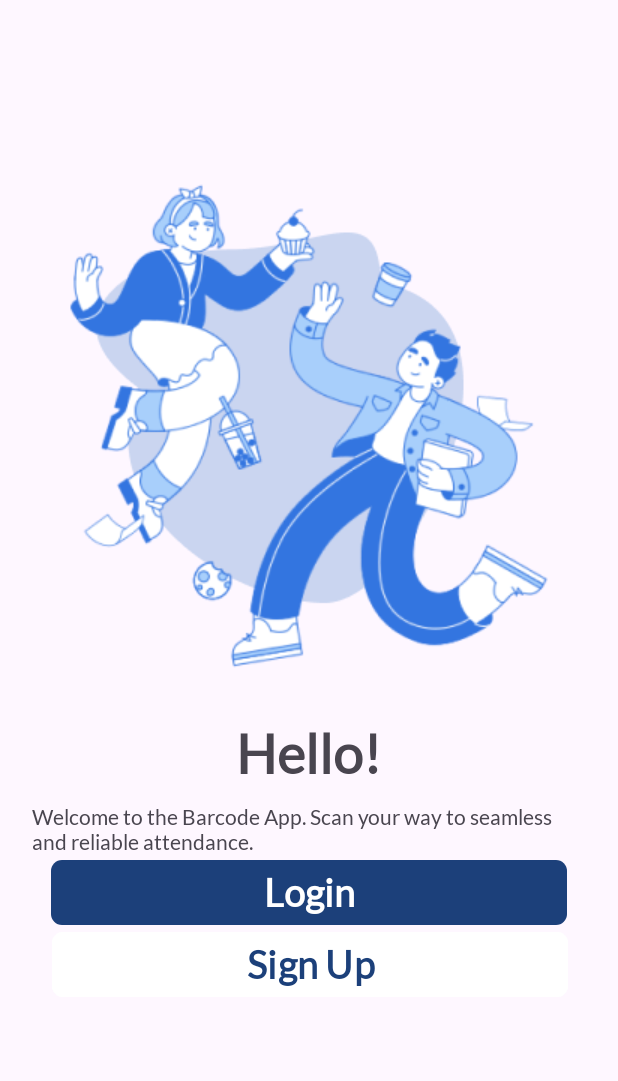
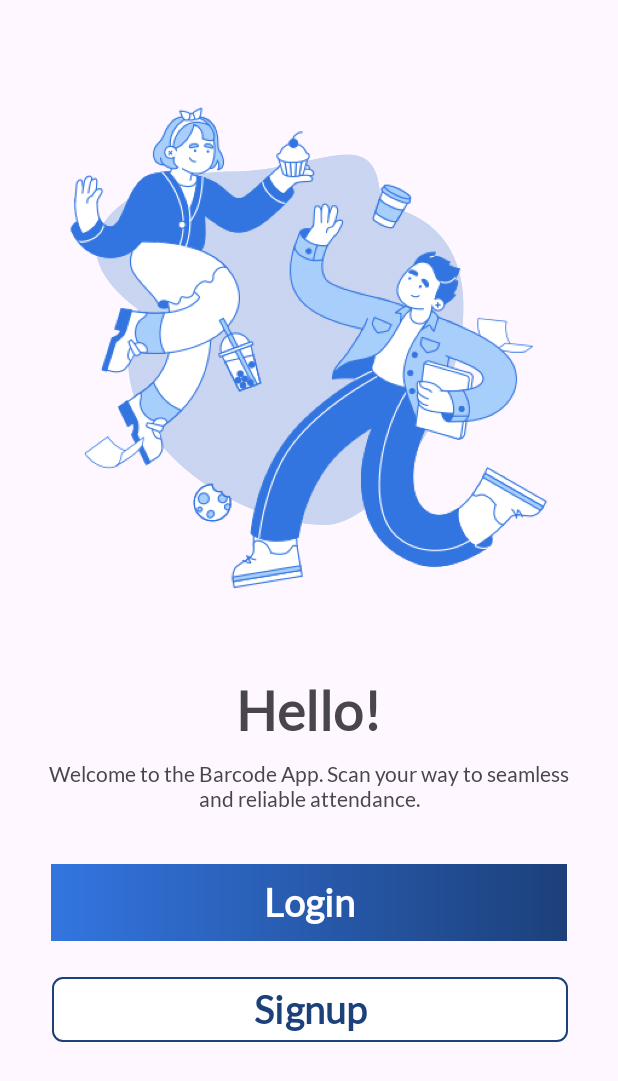
Before and after one commit to GeZaM8/BarCode, an Android app: the layout activity_main.xml on its own in the app's theme, with its tools: preview values and no code run, on a phone screen of 412 x 824 dp. Shown: the top 1081 px of the screen. Run offline under Robolectric (Android 15) with nearby library versions, the phone set to English and light mode, and no system bars.

Commit message:
before login page

```diff
--- /dev/null
+++ b/app/src/main/res/drawable/btn_gradient.xml
@@ -0,0 +1,8 @@
+<?xml version="1.0" encoding="utf-8"?>
+<shape xmlns:android="http://schemas.android.com/apk/res/android">
+    <gradient
+        android:type="linear"
+        android:startColor="@color/blue2"
+        android:endColor="@color/blue"
+        android:angle="0" />
+</shape>
--- a/app/src/main/res/layout/activity_main.xml
+++ b/app/src/main/res/layout/activity_main.xml
@@ -10,8 +10,8 @@
     <ImageView
         android:id="@+id/imageView"
         android:layout_width="wrap_content"
-        android:layout_height="wrap_content"
-        android:layout_marginTop="100dp"
+        android:layout_height="368dp"
+        android:layout_marginTop="48dp"
         app:layout_constraintStart_toStartOf="parent"
         app:layout_constraintTop_toTopOf="parent"
         app:srcCompat="@drawable/gambar_1" />
@@ -20,7 +20,7 @@
         android:id="@+id/HelloText"
         android:layout_width="wrap_content"
         android:layout_height="wrap_content"
-        android:layout_marginTop="12dp"
+        android:layout_marginTop="35dp"
         android:text="Hello!"
         android:textAlignment="center"
         android:textSize="36sp"
@@ -35,6 +35,7 @@
         android:layout_height="wrap_content"
         android:layout_marginTop="12dp"
         android:text="Welcome to the Barcode App. Scan your way to seamless and reliable attendance."
+        android:textAlignment="center"
         app:layout_constraintEnd_toEndOf="parent"
         app:layout_constraintStart_toStartOf="parent"
         app:layout_constraintTop_toBottomOf="@+id/HelloText" />
@@ -42,11 +43,14 @@
     <com.google.android.material.button.MaterialButton
         android:id="@+id/btnLogin"
         android:layout_width="344dp"
-        android:layout_height="wrap_content"
-        app:cornerRadius="7dp"
+        android:layout_height="51dp"
+        android:layout_marginTop="35dp"
+        android:background="@drawable/btn_gradient"
         android:text="Login"
         android:textSize="25sp"
         android:textStyle="bold"
+        app:cornerRadius="7dp"
+        app:backgroundTint="@null"
         app:layout_constraintEnd_toEndOf="parent"
         app:layout_constraintStart_toStartOf="parent"
         app:layout_constraintTop_toBottomOf="@+id/Welcome" />
@@ -54,16 +58,18 @@
     <com.google.android.material.button.MaterialButton
         android:id="@+id/btnSignUp"
         android:layout_width="344dp"
-        android:layout_height="wrap_content"
-        android:layout_marginTop="48dp"
-        android:text="Sign Up"
+        android:layout_height="51dp"
+        android:layout_marginTop="20dp"
         android:backgroundTint="@color/white"
+        android:text="Signup"
         android:textColor="@color/blue"
         android:textSize="25sp"
         android:textStyle="bold"
         app:cornerRadius="7dp"
+        app:strokeColor="@color/blue"
+        app:strokeWidth="1dp"
         app:layout_constraintEnd_toEndOf="parent"
         app:layout_constraintHorizontal_bias="0.507"
         app:layout_constraintStart_toStartOf="parent"
-        app:layout_constraintTop_toBottomOf="@+id/Welcome" />
+        app:layout_constraintTop_toBottomOf="@+id/btnLogin" />
 </androidx.constraintlayout.widget.ConstraintLayout>
--- a/app/src/main/res/values/colors.xml
+++ b/app/src/main/res/values/colors.xml
@@ -3,4 +3,5 @@
     <color name="black">#FF000000</color>
     <color name="white">#FFFFFFFF</color>
     <color name="blue">#1C407A</color>
+    <color name="blue2">#3375E0</color>
 </resources>
```
Also changed, not shown: app/src/main/res/drawable/gambar_1.png.
